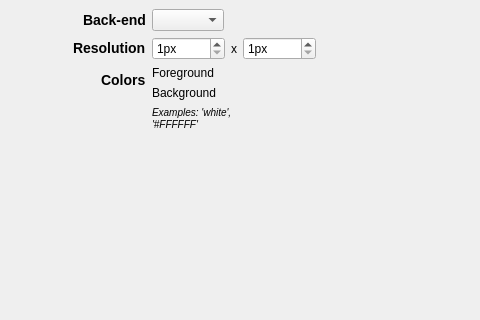
open-cogsci/OpenSesame, file resources/ui/general_widget.ui: the form before one commit; both pictures show x 145 to 625 and y 0 to 320 of the 829 by 852 pixel window.
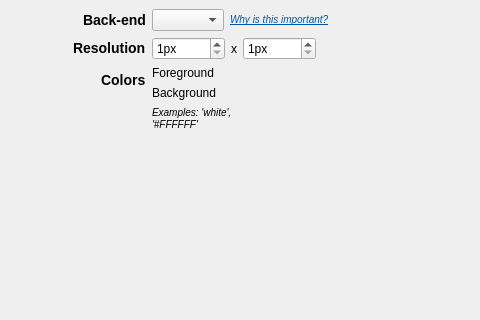
The form after the commit. Custom widgets are drawn as their Qt base class.

Commit message: Add 'Why is this important?' link to back-ends combobox

Patch:
```diff
--- a/resources/ui/general_widget.ui
+++ b/resources/ui/general_widget.ui
@@ -18,7 +18,7 @@
     <number>0</number>
    </property>
    <item row="0" column="0">
-    <widget class="QWidget" name="widget_2" native="true">
+    <widget class="QWidget" name="widget_container" native="true">
      <property name="sizePolicy">
       <sizepolicy hsizetype="Expanding" vsizetype="Preferred">
        <horstretch>0</horstretch>
@@ -236,19 +236,6 @@
            </property>
           </widget>
          </item>
-         <item row="0" column="1">
-          <widget class="QComboBox" name="combobox_backend">
-           <property name="sizePolicy">
-            <sizepolicy hsizetype="Fixed" vsizetype="Fixed">
-             <horstretch>0</horstretch>
-             <verstretch>0</verstretch>
-            </sizepolicy>
-           </property>
-           <property name="toolTip">
-            <string>Select a back-end to handle input and output</string>
-           </property>
-          </widget>
-         </item>
          <item row="7" column="1">
           <widget class="QFrame" name="frame_advanced">
            <property name="sizePolicy">
@@ -323,6 +310,34 @@
            </property>
           </widget>
          </item>
+         <item row="0" column="1">
+          <widget class="QWidget" name="widget_backend" native="true">
+           <property name="sizePolicy">
+            <sizepolicy hsizetype="Fixed" vsizetype="Preferred">
+             <horstretch>0</horstretch>
+             <verstretch>0</verstretch>
+            </sizepolicy>
+           </property>
+           <layout class="QHBoxLayout" name="horizontalLayout">
+            <property name="margin">
+             <number>0</number>
+            </property>
+            <item>
+             <widget class="QComboBox" name="combobox_backend"/>
+            </item>
+            <item>
+             <widget class="QLabel" name="label_backend_2">
+              <property name="text">
+               <string>&lt;html&gt;&lt;head/&gt;&lt;body&gt;&lt;p&gt;&lt;a href=&quot;http://osdoc.cogsci.nl/back-ends/about&quot;&gt;&lt;span style=&quot;font-size:small;font-style:italic; text-decoration: underline; color:#0057ae;&quot;&gt;Why is this important?&lt;/span&gt;&lt;/a&gt;&lt;/p&gt;&lt;/body&gt;&lt;/html&gt;</string>
+              </property>
+              <property name="openExternalLinks">
+               <bool>true</bool>
+              </property>
+             </widget>
+            </item>
+           </layout>
+          </widget>
+         </item>
         </layout>
        </widget>
       </item>
```
The commit also changes 1 other file.
